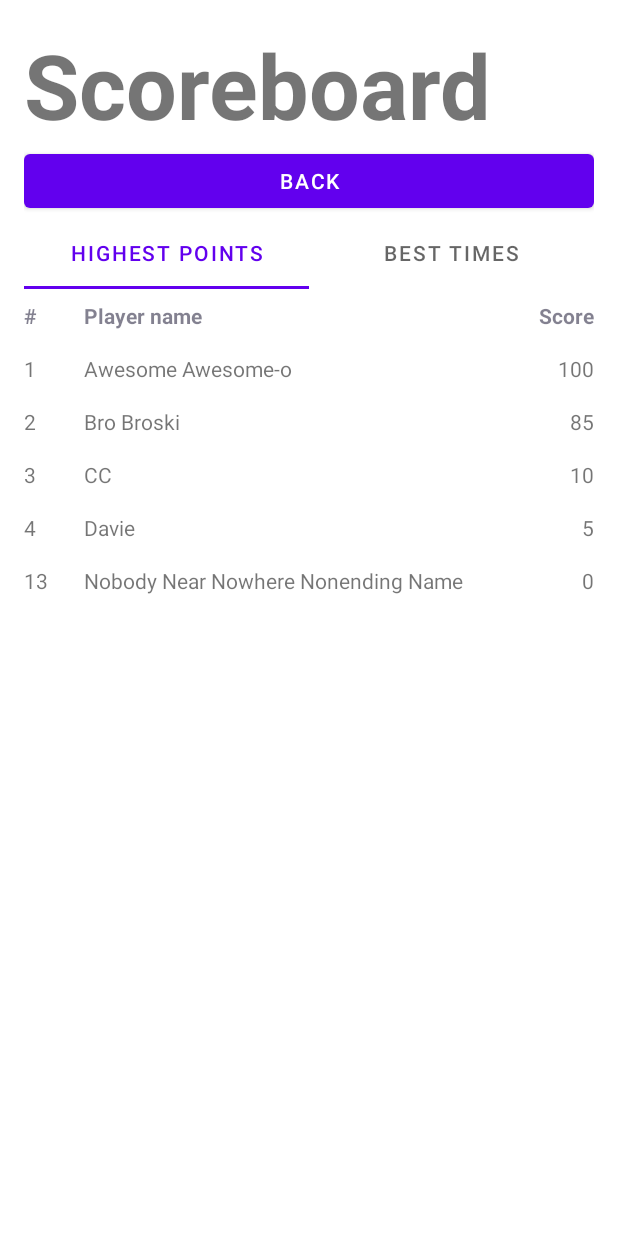
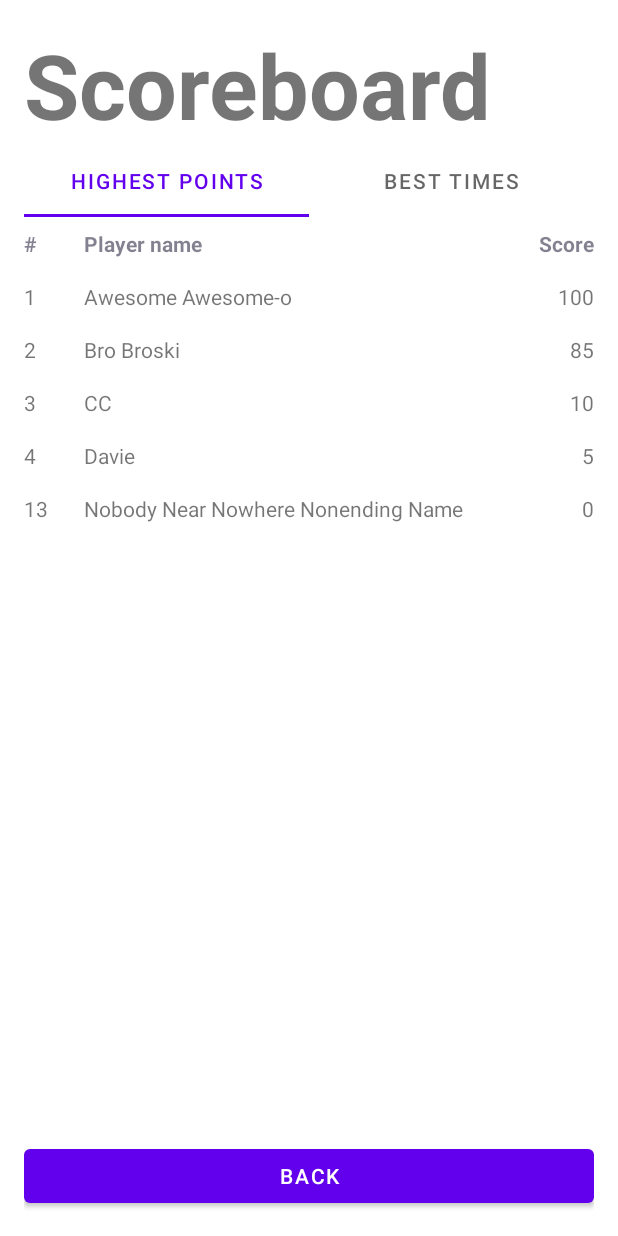
Before and after one commit to vmdamian/sudoku, an Android app: the Scoreboard screen opened through its navigation route, on a phone screen of 412 x 824 dp. Run offline under Robolectric (Android 15) with nearby library versions, the phone set to English and light mode, and no system bars; our stand-ins replace data binding.

Commit message:
Apply suggestion - move back button to the bottom of the scoreboard screen

```diff
--- a/app/src/main/java/com/example/sudoku/Scoreboard.kt
+++ b/app/src/main/java/com/example/sudoku/Scoreboard.kt
@@ -5,6 +5,7 @@ import android.view.LayoutInflater
 import android.view.View
 import android.view.ViewGroup
 import android.widget.LinearLayout
+import androidx.constraintlayout.widget.ConstraintLayout
 import androidx.databinding.DataBindingUtil
 import androidx.fragment.app.Fragment
 import androidx.navigation.fragment.findNavController
@@ -31,7 +32,7 @@ class Scoreboard : Fragment() {
 
     private fun setupRecyclerView(binding: FragmentScoreboardBinding) {
         val recyclerView = binding.root.findViewById<RecyclerView>(R.id.recycler_view_scoreboard)
-        val layoutManager = binding.root.findViewById<LinearLayout>(R.id.layout_manager_recycler_scoreboard)
+        val layoutManager = binding.root.findViewById<ConstraintLayout>(R.id.layout_manager_recycler_scoreboard)
         recyclerView.layoutManager = LinearLayoutManager(layoutManager.context)
         val adapter = ScoreboardViewAdapter(getHighScoresDataset())
         recyclerView.adapter = adapter
--- a/app/src/main/res/layout/fragment_scoreboard.xml
+++ b/app/src/main/res/layout/fragment_scoreboard.xml
@@ -1,6 +1,7 @@
 <?xml version="1.0" encoding="utf-8"?>
 <layout xmlns:tools="http://schemas.android.com/tools"
-    xmlns:android="http://schemas.android.com/apk/res/android">
+    xmlns:android="http://schemas.android.com/apk/res/android"
+    xmlns:app="http://schemas.android.com/apk/res-auto">
 <FrameLayout
     android:layout_width="match_parent"
     android:layout_height="match_parent"
@@ -22,12 +23,6 @@
             android:textSize="60sp"
             android:textStyle="bold" />
 
-        <Button
-            android:id="@+id/button_back_scoreboard"
-            android:layout_width="match_parent"
-            android:layout_height="wrap_content"
-            android:text="@string/back_button_text" />
-
         <com.google.android.material.tabs.TabLayout
             android:layout_width="match_parent"
             android:layout_height="wrap_content">
@@ -44,7 +39,7 @@
 
         </com.google.android.material.tabs.TabLayout>
 
-        <LinearLayout
+        <androidx.constraintlayout.widget.ConstraintLayout
             android:id="@+id/layout_manager_recycler_scoreboard"
             android:layout_width="match_parent"
             android:layout_height="match_parent">
@@ -53,9 +48,19 @@
                 android:id="@+id/recycler_view_scoreboard"
                 tools:listitem="@layout/scoreboard_row_item"
                 android:layout_width="match_parent"
-                android:layout_height="wrap_content" />
-        </LinearLayout>
+                android:layout_height="0dp"
+                app:layout_constraintHeight_percent="0.8"
+                app:layout_constraintStart_toStartOf="parent"
+                app:layout_constraintTop_toTopOf="parent" />
 
+            <Button
+                android:id="@+id/button_back_scoreboard"
+                android:layout_width="match_parent"
+                android:layout_height="wrap_content"
+                android:text="@string/back_button_text"
+                app:layout_constraintEnd_toEndOf="parent"
+                app:layout_constraintBottom_toBottomOf="parent"/>
+        </androidx.constraintlayout.widget.ConstraintLayout>
 
     </LinearLayout>
 
```
